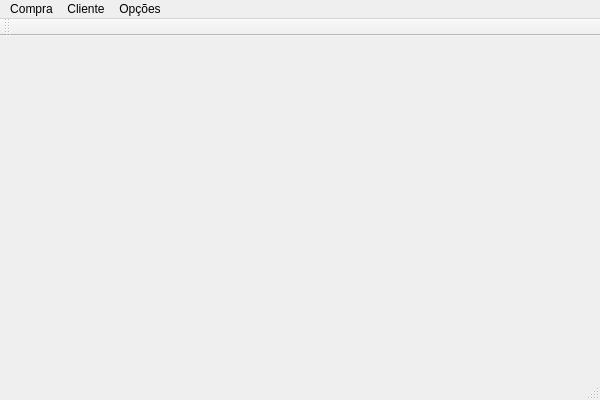
Old version of the form mainwindow.ui in the repository alexandrepossebom/qsc.
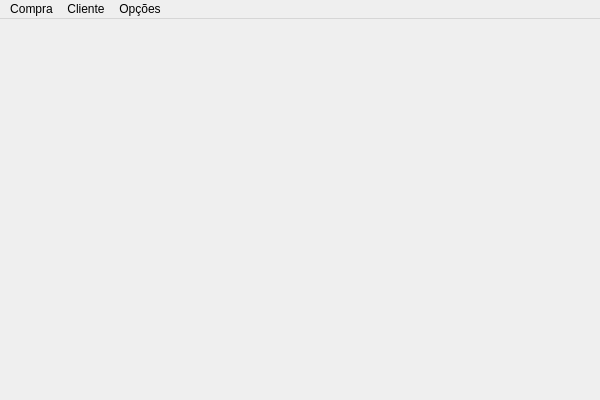
New version of the form. Icons and pictures are not drawn.

What changed in the file:
```diff
--- a/mainwindow.ui
+++ b/mainwindow.ui
@@ -46,15 +46,6 @@
    <addaction name="menuCliente"/>
    <addaction name="menuOp_es"/>
   </widget>
-  <widget class="QToolBar" name="mainToolBar">
-   <attribute name="toolBarArea">
-    <enum>TopToolBarArea</enum>
-   </attribute>
-   <attribute name="toolBarBreak">
-    <bool>false</bool>
-   </attribute>
-  </widget>
-  <widget class="QStatusBar" name="statusBar"/>
   <action name="actionComprar">
    <property name="text">
     <string>Comprar</string>
```
Left out of the diff: 38 changed lines with no effect on the pictures.
